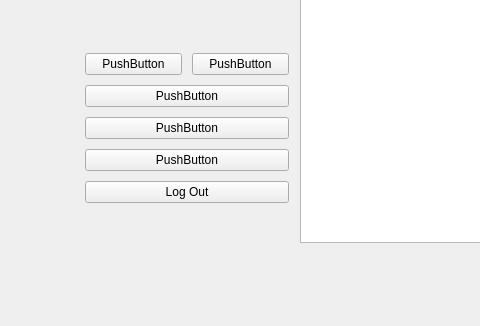
First picture: the form in src/app/ui/main_window.ui, repository TIS2023-FMFI/pracovne-instrukcie, before the edit; both pictures show x 0 to 480 and y 278 to 604 of the 1027 by 604 pixel window.
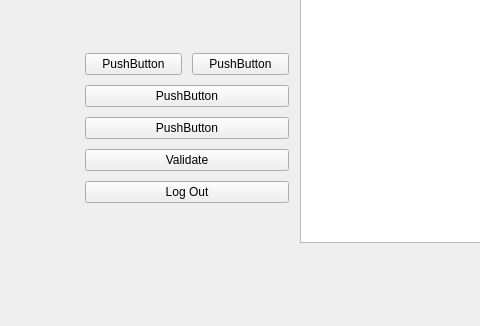
Second picture: the form after the edit. Icons and pictures are not drawn.

What changed in the file:
```diff
--- a/src/app/ui/main_window.ui
+++ b/src/app/ui/main_window.ui
@@ -119,7 +119,7 @@
                         <item>
                             <widget class="QPushButton" name="pushButton_4">
                                 <property name="text">
-                                    <string>PushButton</string>
+                                    <string>Validate</string>
                                 </property>
                             </widget>
                         </item>
```
Left out of the diff: 2 changed lines with no effect on the pictures.
